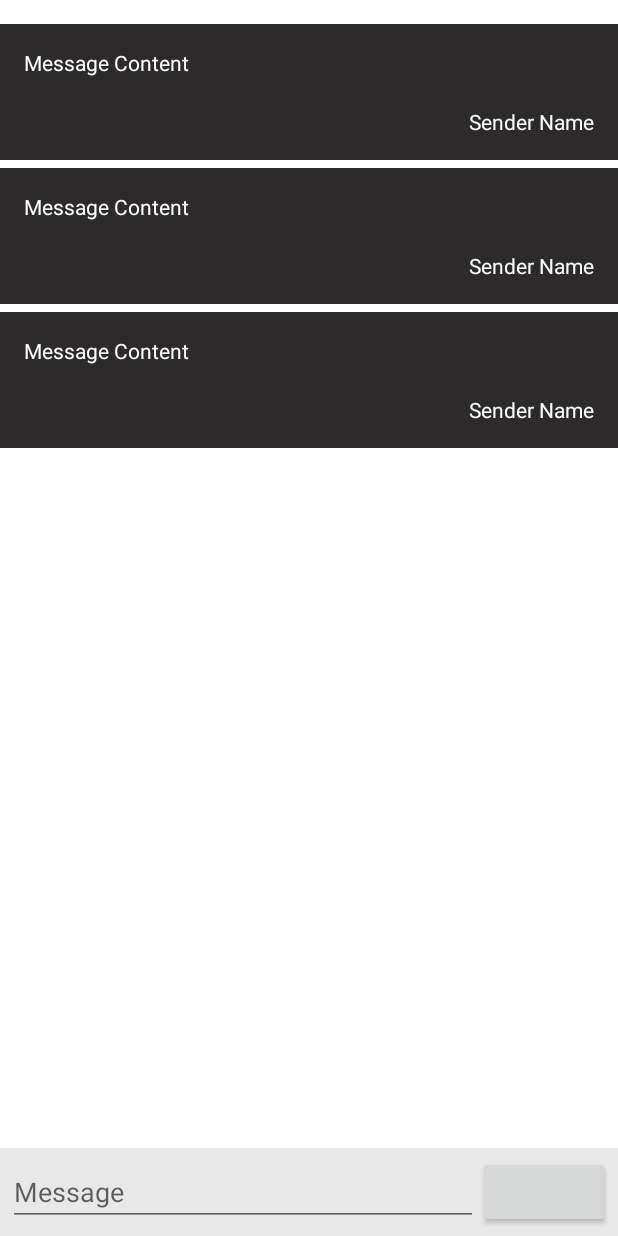
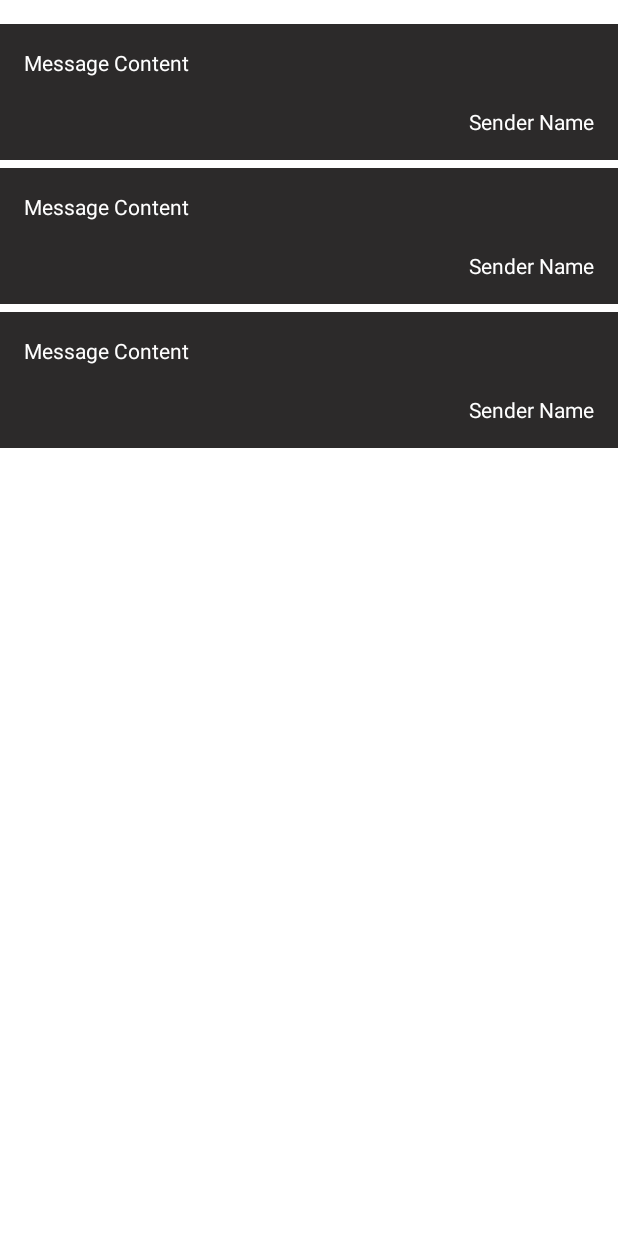
Before and after one commit to snorris31/PlusOne, an Android app: the layout fragment_messages.xml on its own in the app's theme, with its tools: preview values and no code run, on a phone screen of 412 x 824 dp. Run offline under Robolectric (Android 15) with nearby library versions, the phone set to English and light mode, and no system bars.

Commit message:
changes to messages:

```diff
--- a/app/src/main/java/com/example/sara/plusone/adapters/MessageingAdapter.java
+++ b/app/src/main/java/com/example/sara/plusone/adapters/MessageingAdapter.java
@@ -52,6 +52,5 @@ public class MessageingAdapter extends FireBaseListAdapter<Conversation>{
 
         ((TextView)v.findViewById(R.id.message_content)).setText(model.getMessage());
 
-        //TODO:Add timestamps to messages. Look at the Conversation class.
     }
 }
--- a/app/src/main/res/layout/fragment_messages.xml
+++ b/app/src/main/res/layout/fragment_messages.xml
@@ -12,7 +12,7 @@
 
     <!-- Will display all of the Chat messages-->
     <ListView
-        android:id="@+id/list"
+        android:id="@+id/list_of_conversations"
         android:layout_width="match_parent"
         android:layout_height="0dp"
         android:layout_weight="1"
@@ -23,31 +23,4 @@
         >
     </ListView>
 
-    <LinearLayout
-        android:layout_width="match_parent"
-        android:layout_height="wrap_content"
-        android:background="@color/gray_light"
-        android:gravity="center_vertical"
-        android:padding="@dimen/pad_5dp"
-        tools:context=".MainActivity" >
-
-        <!-- Where the message is put-->
-        <EditText
-            android:id="@+id/sending_messages"
-            android:layout_width="0dp"
-            android:layout_height="wrap_content"
-            android:layout_weight="1"
-            android:hint="Message" >
-
-        </EditText>
-
-        <!-- Button that will be used to send the message.-->
-        <Button
-            android:id="@+id/btnSend"
-            android:layout_width="wrap_content"
-            android:layout_height="wrap_content"
-            />
-
-    </LinearLayout>
-
 </LinearLayout>
```
Also changed, not shown: app/src/main/java/com/example/sara/plusone/MessagesFragment.java (+7 -69 lines).
